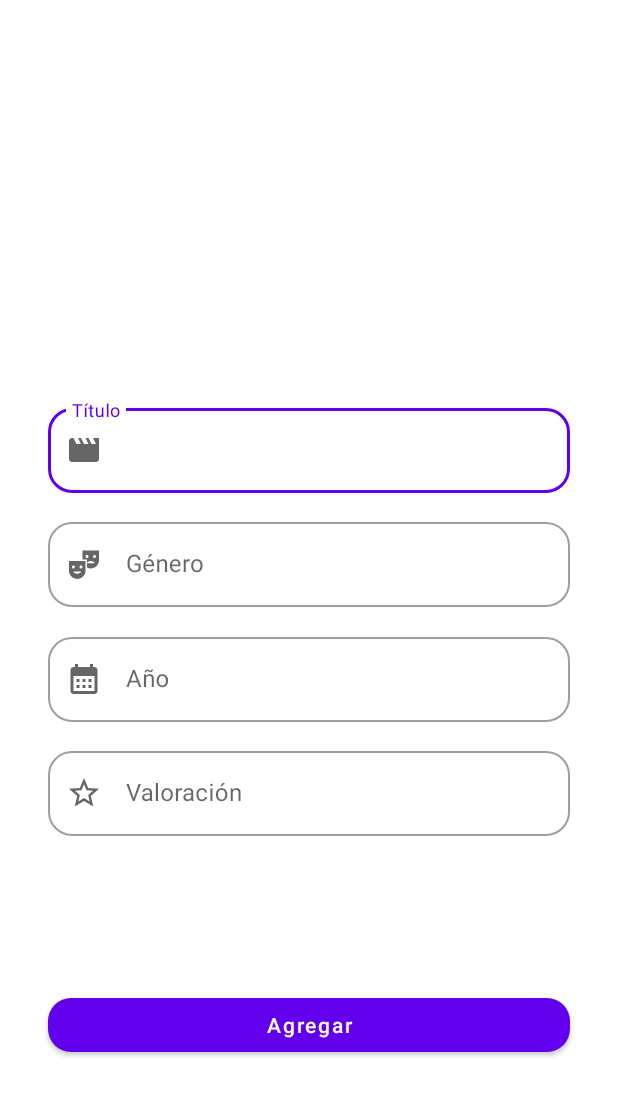
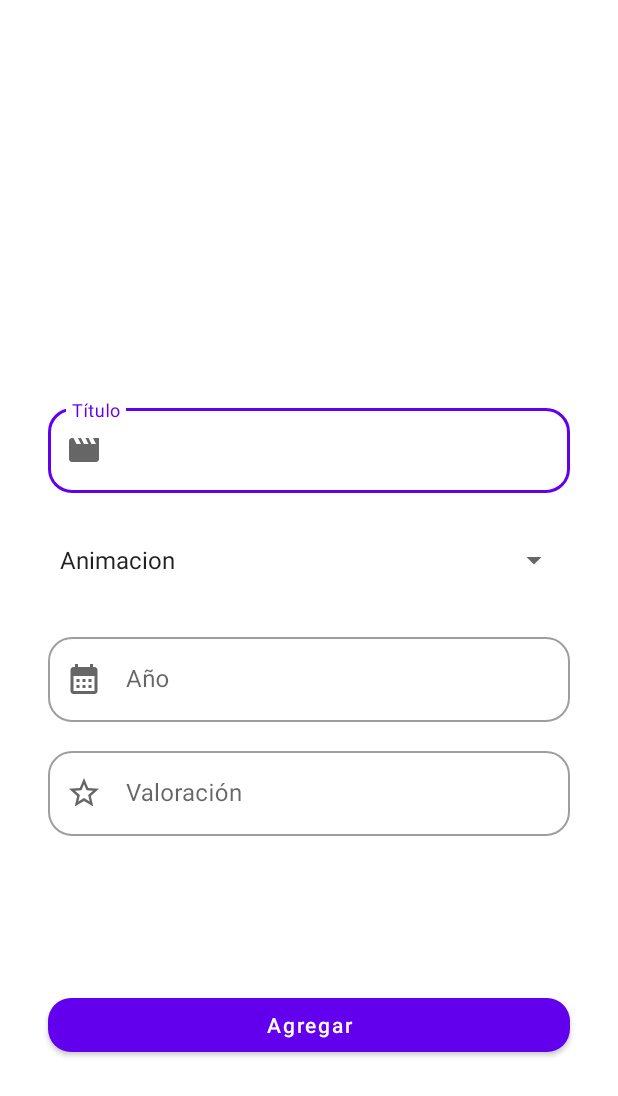
Before and after one commit to RotcehOdraude/Practica2, an Android app: the InsertActivity screen opened directly, with no data from a screen before it, on a phone screen of 412 x 824 dp. Shown: the top 1096 px of the screen. Run offline under Robolectric (Android 15) with nearby library versions, the phone set to English and light mode, and no system bars.

Commit message:
El recycler view ya implementa la imagen dada desde el spinner

```diff
--- a/app/src/main/java/com/example/practica2/view/activities/InsertActivity.kt
+++ b/app/src/main/java/com/example/practica2/view/activities/InsertActivity.kt
@@ -4,19 +4,39 @@ import android.content.Intent
 import androidx.appcompat.app.AppCompatActivity
 import android.os.Bundle
 import android.view.View
+import android.widget.AdapterView
+import android.widget.ArrayAdapter
+import android.widget.Spinner
 import android.widget.Toast
 import com.example.practica2.R
 import com.example.practica2.databinding.ActivityInsertBinding
 import com.example.practica2.db.DbMovies
 
-class InsertActivity : AppCompatActivity() {
+class InsertActivity : AppCompatActivity(), AdapterView.OnItemSelectedListener {
     private lateinit var binding:ActivityInsertBinding
+    private var movie = ""
 
     override fun onCreate(savedInstanceState: Bundle?) {
         super.onCreate(savedInstanceState)
         setContentView(R.layout.activity_insert)
         binding = ActivityInsertBinding.inflate(layoutInflater)
         setContentView(binding.root)
+
+        val spinner: Spinner = binding.spGenero
+        spinner.onItemSelectedListener = this
+        // Create an ArrayAdapter using the string array and a default spinner layout
+        ArrayAdapter.createFromResource(
+            this,
+            R.array.generos_array,
+            android.R.layout.simple_spinner_item
+        ).also { adapter ->
+            // Specify the layout to use when the list of choices appears
+            adapter.setDropDownViewResource(android.R.layout.simple_spinner_dropdown_item)
+            // Apply the adapter to the spinner
+            spinner.adapter = adapter
+            //spinner.setSelection(adapter.getPosition("Terror"))
+        }
+
     }
 
     fun click(view: View) {
@@ -27,10 +47,10 @@ class InsertActivity : AppCompatActivity() {
                     tietTitulo.error = "No puede quedar vacío"
                     Toast.makeText(this@InsertActivity, "Por favor llene todos los campos", Toast.LENGTH_SHORT).show()
                 }
-                tietGenero.text.toString().isEmpty() -> {
+                /*spGenero.text.toString().isEmpty() -> {
                     tietGenero.error = "No puede quedar vacío"
                     Toast.makeText(this@InsertActivity, "Por favor llene todos los campos", Toast.LENGTH_SHORT).show()
-                }
+                }*/
                 tietAnio.text.toString().isEmpty() -> {
                     tietAnio.error = "No puede quedar vacío"
                     Toast.makeText(this@InsertActivity, "Por favor llene todos los campos", Toast.LENGTH_SHORT).show()
@@ -40,11 +60,11 @@ class InsertActivity : AppCompatActivity() {
                     Toast.makeText(this@InsertActivity, "Por favor llene todos los campos", Toast.LENGTH_SHORT).show()
                 }else -> {
                     //Realizamos la inserción
-                    val id = dbMovies.insertMovie(tietTitulo.text.toString(), tietGenero.text.toString(),tietAnio.text.toString().toInt(),tietValoracion.text.toString().toInt())
+                    val id = dbMovies.insertMovie(tietTitulo.text.toString(), movie,tietAnio.text.toString().toInt(),tietValoracion.text.toString().toInt())
                     if(id>0){
                         Toast.makeText(this@InsertActivity, "Registro guardado exitosamente", Toast.LENGTH_SHORT).show()
                         tietTitulo.setText("")
-                        tietGenero.setText("")
+                        //tietGenero.setText("")
                         tietAnio.setText("")
                         tietValoracion.setText("")
                         tietTitulo.requestFocus()
@@ -60,4 +80,12 @@ class InsertActivity : AppCompatActivity() {
         super.onBackPressed()
         startActivity(Intent(this, MainActivity::class.java))
     }
+
+    override fun onItemSelected(parent: AdapterView<*>, view: View?, pos: Int, id: Long) {
+        movie = parent.getItemAtPosition(pos).toString()
+    }
+
+    override fun onNothingSelected(p0: AdapterView<*>?) {
+        TODO("Not yet implemented")
+    }
 }
--- a/app/src/main/java/com/example/practica2/view/adapters/MoviesAdapter.kt
+++ b/app/src/main/java/com/example/practica2/view/adapters/MoviesAdapter.kt
@@ -4,6 +4,7 @@ import android.content.Context
 import android.view.LayoutInflater
 import android.view.ViewGroup
 import androidx.recyclerview.widget.RecyclerView
+import com.example.practica2.R
 import com.example.practica2.databinding.ListElementBinding
 import com.example.practica2.model.Movie
 import com.example.practica2.view.activities.MainActivity
@@ -17,6 +18,7 @@ class MoviesAdapter(private val context: Context, val movies: ArrayList<Movie>):
         val tvGenero = view.tvGenero
         val tvAnio = view.tvAnio
         val tvValoracion = view.tvValoracion
+        val imageView = view.imageView
     }
 
     override fun onCreateViewHolder(parent: ViewGroup, viewType: Int): ViewHolder {
@@ -30,6 +32,17 @@ class MoviesAdapter(private val context: Context, val movies: ArrayList<Movie>):
         holder.tvGenero.text = movies[position].genero
         holder.tvAnio.text = movies[position].anio.toString()
         holder.tvValoracion.text = movies[position].valoracion.toString()
+        if (movies[position].genero == "Animacion"){
+            holder.imageView.setImageResource(R.drawable.animacion)
+        }else if (movies[position].genero == "Comedia"){
+            holder.imageView.setImageResource(R.drawable.comedia)
+        }else if (movies[position].genero == "Drama"){
+            holder.imageView.setImageResource(R.drawable.drama)
+        }else if (movies[position].genero == "Romance"){
+            holder.imageView.setImageResource(R.drawable.romance)
+        }else if (movies[position].genero == "Terror"){
+            holder.imageView.setImageResource(R.drawable.terror)
+        }
 
 
         //Para los clicks de cada elemento viewholder
--- a/app/src/main/res/layout/activity_insert.xml
+++ b/app/src/main/res/layout/activity_insert.xml
@@ -39,37 +39,21 @@
 
     </com.google.android.material.textfield.TextInputLayout>
 
-    <com.google.android.material.textfield.TextInputLayout
-        android:id="@+id/tilGenero"
-        style="@style/Widget.MaterialComponents.TextInputLayout.OutlinedBox"
+    <Spinner
+        android:id="@+id/spGenero"
         android:layout_width="match_parent"
         android:layout_height="wrap_content"
         android:layout_marginStart="32dp"
         android:layout_marginEnd="32dp"
-        android:hint="Género"
-        app:boxBackgroundMode="outline"
-        app:boxCornerRadiusBottomEnd="16dp"
-        app:boxCornerRadiusBottomStart="16dp"
-        app:boxCornerRadiusTopEnd="16dp"
-        app:boxCornerRadiusTopStart="16dp"
+        android:layout_weight="1"
+        android:minHeight="48dp"
         app:layout_constraintBottom_toBottomOf="parent"
         app:layout_constraintEnd_toEndOf="parent"
+
         app:layout_constraintStart_toStartOf="parent"
         app:layout_constraintTop_toTopOf="parent"
         app:layout_constraintVertical_bias="0.45"
-        app:startIconDrawable="@drawable/ic_genero">
-
-        <com.google.android.material.textfield.TextInputEditText
-            android:id="@+id/tietGenero"
-            android:layout_width="match_parent"
-            android:layout_height="wrap_content"
-            android:imeOptions="actionDone"
-            android:inputType="text"
-            android:maxLines="1">
-
-        </com.google.android.material.textfield.TextInputEditText>
-
-    </com.google.android.material.textfield.TextInputLayout>
+        tools:ignore="SpeakableTextPresentCheck" />
 
     <com.google.android.material.textfield.TextInputLayout
         android:id="@+id/tilAnio"
--- a/app/src/main/res/values/strings.xml
+++ b/app/src/main/res/values/strings.xml
@@ -1,4 +1,12 @@
 <resources>
     <string name="app_name">Practica2</string>
     <string name="description_default_image">Todo</string>
+
+    <string-array name="generos_array">
+        <item>Animacion</item>
+        <item>Comedia</item>
+        <item>Drama</item>
+        <item>Romance</item>
+        <item>Terror</item>
+    </string-array>
 </resources>
```
